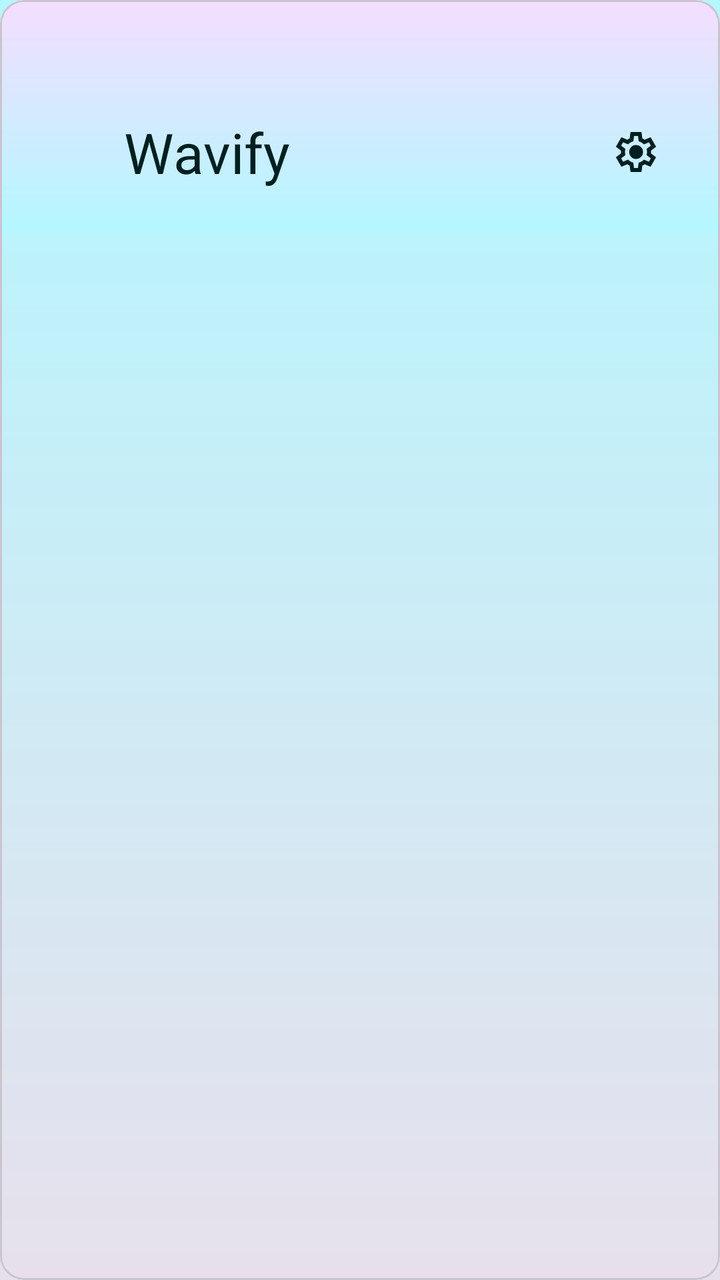
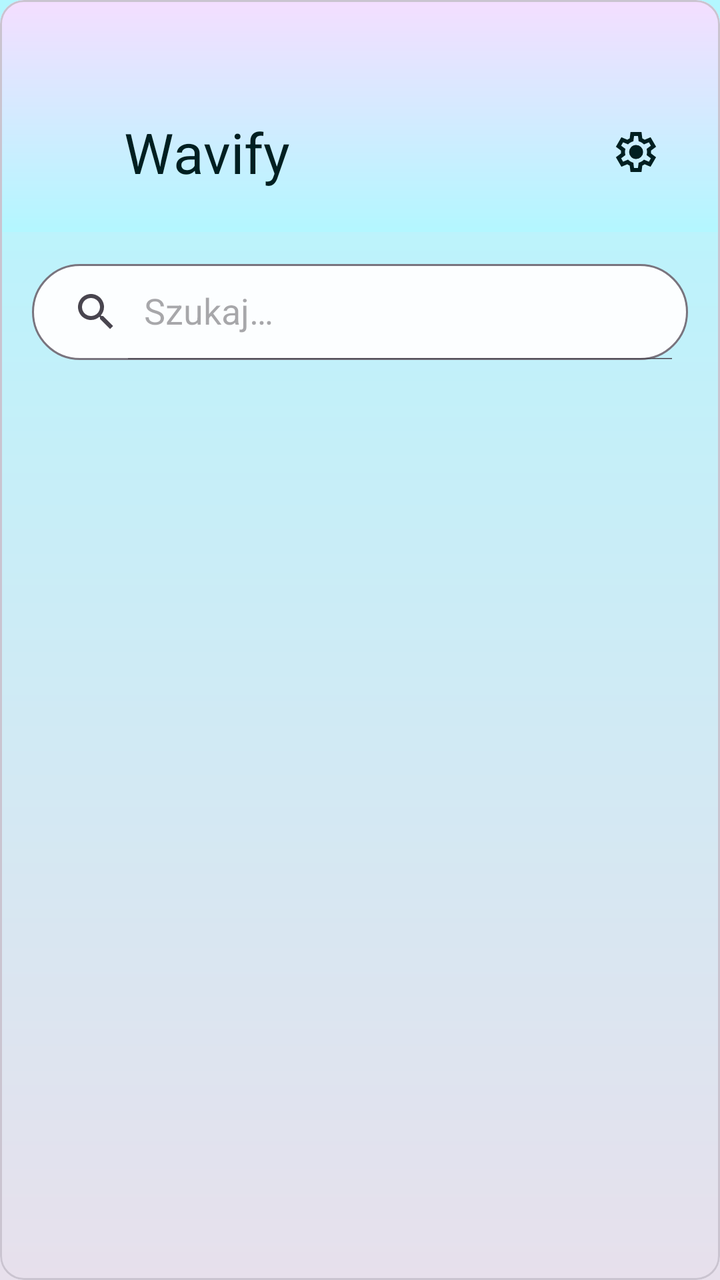

Two renders of the same Android screen: before a commit and after it. Below are the layout's source before the change and the commit's diff.
<!-- AndroidManifest.xml: application theme Theme.Wavify -->
<!-- res/layout/activity_main.xml -->
<?xml version="1.0" encoding="utf-8"?>
<androidx.coordinatorlayout.widget.CoordinatorLayout
    xmlns:android="http://schemas.android.com/apk/res/android"
    xmlns:app="http://schemas.android.com/apk/res-auto"
    android:layout_width="match_parent"
    android:layout_height="match_parent"
    android:background="@drawable/gradient_background">

    <com.google.android.material.card.MaterialCardView
        android:layout_width="match_parent"
        android:layout_height="match_parent"
        app:cardBackgroundColor="@android:color/transparent">

        <LinearLayout
            android:layout_width="match_parent"
            android:layout_height="match_parent"
            android:orientation="vertical">

            <include layout="@layout/component_header"/>

            
            <androidx.recyclerview.widget.RecyclerView
                android:id="@+id/recyclerView"
                android:layout_width="match_parent"
                android:layout_height="0dp"
                android:layout_weight="1"/>

            <include
                android:id="@+id/bottomPlayer"
                layout="@layout/component_bottom_player"
                android:visibility="gone"/>

        </LinearLayout>

        <LinearLayout
            android:id="@+id/emptyState"
            android:layout_width="match_parent"
            android:layout_height="match_parent"
            android:orientation="vertical"
            android:gravity="center"
            android:visibility="gone"
            >
            <TextView
                android:layout_width="wrap_content"
                android:layout_height="wrap_content"
                android:text="@string/no_files_big"
                android:textSize="16sp"
                android:layout_marginTop="16dp"/>

            <TextView
                android:layout_width="wrap_content"
                android:layout_height="wrap_content"
                android:text="@string/no_files_desc"
                android:textSize="14sp"
                android:layout_marginTop="8dp"/>
        </LinearLayout>
    </com.google.android.material.card.MaterialCardView>

</androidx.coordinatorlayout.widget.CoordinatorLayout>
<!-- res/layout/component_header.xml (included above) -->
<?xml version="1.0" encoding="utf-8"?>
<LinearLayout
    xmlns:android="http://schemas.android.com/apk/res/android"
    xmlns:app="http://schemas.android.com/apk/res-auto"
    android:layout_width="match_parent"
    android:layout_height="wrap_content"
    android:orientation="horizontal"
    android:paddingTop="48dp"
    android:paddingBottom="12dp"
    android:background="@drawable/gradient_header"
    android:paddingHorizontal="10dp"
    android:gravity="center_vertical">

    
    <ImageView
        android:layout_width="40dp"
        android:layout_height="40dp"
        android:contentDescription="@string/app_logo"
        android:scaleType="centerCrop"
        android:src="@mipmap/ic_launcher"
        android:layout_marginEnd="12dp"/>

    
    <TextView
        android:layout_width="0dp"
        android:layout_height="wrap_content"
        android:text="@string/app_name"
        android:textAppearance="@style/TextAppearance.Material3.HeadlineMedium"
        android:textColor="?attr/colorOnPrimaryContainer"
        android:layout_weight="1"/>

    
    <com.google.android.material.button.MaterialButton
        android:id="@+id/settingsButton"
        style="@style/Widget.Material3.Button.Icon"
        android:layout_width="64dp"
        android:layout_height="56dp"
        android:contentDescription="@string/settings_button"
        android:backgroundTint="@android:color/transparent"
        app:elevation="8dp"
        app:icon="@drawable/ic_settings_32"
        app:iconSize="24dp"
        app:iconGravity="textEnd"
        app:iconTint="?attr/colorOnPrimaryContainer"
        android:layout_gravity="end"/>
</LinearLayout>
<!-- res/layout/component_bottom_player.xml (included above) -->
<?xml version="1.0" encoding="utf-8"?>
<LinearLayout
    xmlns:android="http://schemas.android.com/apk/res/android"
    xmlns:app="http://schemas.android.com/apk/res-auto"
    android:id="@+id/bottom_player"
    android:layout_width="match_parent"
    android:layout_height="80dp"
    android:padding="12dp"
    android:paddingBottom="24dp"
    android:orientation="horizontal"
    android:background="@drawable/gradient_header"
    app:layout_behavior="com.google.android.material.bottomsheet.BottomSheetBehavior">

    <ImageView
        android:id="@+id/albumArtBottom"
        android:layout_width="48dp"
        android:layout_height="48dp"
        android:layout_gravity="center"
        android:contentDescription="@string/album_art"
        android:scaleType="centerCrop"
        android:src="@drawable/default_album_art"
        android:layout_marginBottom="8dp"/>

    <LinearLayout
        android:layout_width="270dp"
        android:layout_height="match_parent"
        android:orientation="vertical"
        android:layout_marginStart="12dp"
        android:layout_gravity="center_vertical"
        android:padding="4dp">

        <TextView
            android:id="@+id/songTitleBottom"
            android:layout_width="match_parent"
            android:layout_height="wrap_content"
            android:text="@string/song_title"
            android:textAppearance="@style/TextAppearance.Material3.BodyMedium.Emphasized"
            android:textColor="?attr/colorOnSurface"
            android:ellipsize="marquee"
            android:singleLine="true"/>

        <TextView
            android:id="@+id/songArtistText"
            android:layout_width="match_parent"
            android:layout_height="wrap_content"
            android:text="@string/song_artist"
            android:textAppearance="@style/TextAppearance.Material3.BodySmall"
            android:textColor="?attr/colorOnSurfaceVariant"
            android:maxLines="1" />

    </LinearLayout>

    <com.google.android.material.button.MaterialButton
        android:id="@+id/playPauseButton"
        style="@style/Widget.Material3.Button.Icon"
        android:layout_width="32dp"
        android:layout_height="32dp"
        android:contentDescription="@string/play_pause_button"
        android:background="@drawable/custom_ripple"
        app:iconTint="?attr/colorOnPrimaryContainer"
        app:iconGravity="textEnd"
        android:layout_gravity="center_vertical"
        android:layout_marginStart="24dp"
        android:layout_marginBottom="8dp"
        app:icon="@drawable/ic_pause_32"
        app:iconSize="32dp"
        app:cornerRadius="32dp"/>
</LinearLayout>
<!-- resources referenced by this layout -->
<resources>
  <!-- drawable custom_ripple (drawable) -->
  <?xml version="1.0" encoding="utf-8"?>
  <ripple xmlns:android="http://schemas.android.com/apk/res/android"
      android:color="?attr/colorOnPrimary">
      <item android:id="@android:id/mask">
          <shape android:shape="rectangle">
              <solid android:color="#FFFFFF"/>
              <corners android:radius="40dp"/>
          </shape>
      </item>
  </ripple>
  <!-- drawable gradient_background (drawable) -->
  <?xml version="1.0" encoding="utf-8"?>
  <shape xmlns:android="http://schemas.android.com/apk/res/android"
      android:shape="rectangle">
      <gradient
          android:type="linear"
          android:angle="90"
          android:startColor="?attr/colorSurfaceVariant"
          android:endColor="?attr/colorPrimaryContainer"/>
  </shape>
  <!-- drawable gradient_header (drawable) -->
  <?xml version="1.0" encoding="utf-8"?>
  <shape xmlns:android="http://schemas.android.com/apk/res/android"
      android:shape="rectangle">
      <gradient
          android:type="linear"
          android:angle="90"
          android:startColor="?attr/colorPrimaryContainer"
          android:endColor="?attr/colorSecondaryContainer"/>
  </shape>
  <!-- drawable ic_pause_32 (drawable) -->
  <vector xmlns:android="http://schemas.android.com/apk/res/android" android:height="32dp" android:tint="#000000" android:viewportHeight="960" android:viewportWidth="960" android:width="32dp">
        
      <path android:fillColor="@android:color/white" android:pathData="M520,760L520,200L760,200L760,760L520,760ZM200,760L200,200L440,200L440,760L200,760ZM600,680L680,680L680,280L600,280L600,680ZM280,680L360,680L360,280L280,280L280,680ZM280,280L280,280L280,680L280,680L280,280ZM600,280L600,280L600,680L600,680L600,280Z"/>
      
  </vector>
  <!-- mipmap ic_launcher (mipmap-anydpi) -->
  <?xml version="1.0" encoding="utf-8"?>
  <adaptive-icon xmlns:android="http://schemas.android.com/apk/res/android">
      <background android:drawable="@drawable/ic_launcher_background" />
      <foreground android:drawable="@drawable/ic_launcher_foreground" />
      <monochrome android:drawable="@drawable/ic_launcher_foreground" />
  </adaptive-icon>
  <string name="album_art">Okładka albumu</string>
  <string name="app_logo">Logo</string>
  <string name="app_name" translatable="false">Wavify</string>
  <string name="no_files_big">Pliki audio nie znalezione</string>
  <string name="no_files_desc">Dodaj utwory na swoje urządzenie lub zezwól na uprawnienia</string>
  <string name="play_pause_button">Graj lub pauzuj</string>
  <string name="settings_button">Ustawienia</string>
  <string name="song_artist">Artysta</string>
  <string name="song_title">Tytuł utworu</string>
  <style name="Theme.Wavify" parent="Base.Theme.Wavify" />
  <color name="light_primary">#00686F</color>
  <color name="light_onPrimary">#FFFFFF</color>
  <color name="light_primaryContainer">#B3F7FF</color>
  <color name="light_onPrimaryContainer">#001F21</color>
  <color name="light_secondary">#A855F7</color>
  <color name="light_onSecondary">#FFFFFF</color>
  <color name="light_secondaryContainer">#F4DEFF</color>
  <color name="light_onSecondaryContainer">#2B0031</color>
  <color name="light_background">#FCFEFF</color>
  <color name="light_onBackground">#191A1A</color>
  <color name="light_surface">#FCFEFF</color>
  <color name="light_onSurface">#191A1A</color>
  <!-- unchanged entries left out for length: 5 -->
</resources>

<!-- the commit's change to res/layout/activity_main.xml (unified diff, before → after) -->
@@ -18,9 +18,26 @@
 
             <include layout="@layout/component_header"/>
 
-            
-            <androidx.recyclerview.widget.RecyclerView
-                android:id="@+id/recyclerView"
+            <androidx.appcompat.widget.SearchView
+                android:id="@+id/searchView"
+                android:layout_width="match_parent"
+                android:layout_height="wrap_content"
+                android:layout_margin="16dp"
+                android:background="@drawable/rounded_background"
+                app:iconifiedByDefault="false"
+                app:queryHint="@string/search" />
+
+            <com.google.android.material.tabs.TabLayout
+                android:id="@+id/tabLayout"
+                android:layout_width="match_parent"
+                android:layout_height="wrap_content"
+                style="@style/Widget.MaterialComponents.TabLayout.Colored"
+                android:background="@android:color/transparent"
+                app:tabTextColor="?attr/colorOnSurface"
+                app:tabIndicatorColor="?attr/colorOnSurface"/>
+
+            <androidx.viewpager2.widget.ViewPager2
+                android:id="@+id/viewPager"
                 android:layout_width="match_parent"
                 android:layout_height="0dp"
                 android:layout_weight="1"/>
<!-- resource entries referenced after the edit -->
@@ -37,6 +37,16 @@
       <path android:fillColor="@android:color/white" android:pathData="M520,760L520,200L760,200L760,760L520,760ZM200,760L200,200L440,200L440,760L200,760ZM600,680L680,680L680,280L600,280L600,680ZM280,680L360,680L360,280L280,280L280,680ZM280,280L280,280L280,680L280,680L280,280ZM600,280L600,280L600,680L600,680L600,280Z"/>
       
   </vector>
+  <!-- drawable rounded_background (drawable) -->
+  <?xml version="1.0" encoding="utf-8"?>
+  <shape xmlns:android="http://schemas.android.com/apk/res/android"
+      android:shape="rectangle">
+      <solid android:color="?attr/colorSurface" />
+      <corners android:radius="24dp" />
+      <stroke
+          android:width="1dp"
+          android:color="?attr/colorOutline" />
+  </shape>
   <!-- mipmap ic_launcher (mipmap-anydpi) -->
   <?xml version="1.0" encoding="utf-8"?>
   <adaptive-icon xmlns:android="http://schemas.android.com/apk/res/android">
@@ -50,6 +60,7 @@
   <string name="no_files_big">Pliki audio nie znalezione</string>
   <string name="no_files_desc">Dodaj utwory na swoje urządzenie lub zezwól na uprawnienia</string>
   <string name="play_pause_button">Graj lub pauzuj</string>
+  <string name="search">Szukaj…</string>
   <string name="settings_button">Ustawienia</string>
   <string name="song_artist">Artysta</string>
   <string name="song_title">Tytuł utworu</string>
